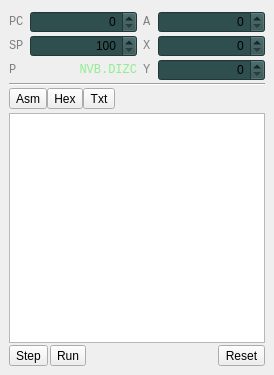
Before: the Qt Designer form monitorwidget.ui in rjaremczak/mo65x, drawn with Qt 5.
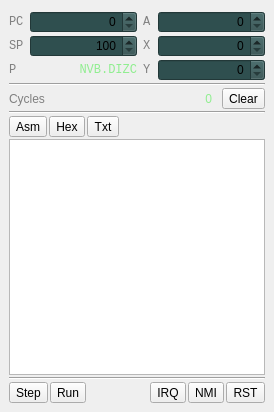
After: the same form once the commit is applied. Custom widgets are drawn as their Qt base class.

Commit message: all opcodes initially implemented, cycles added to the UI without handling

```diff
--- a/monitorwidget.ui
+++ b/monitorwidget.ui
@@ -7,7 +7,7 @@
     <x>0</x>
     <y>0</y>
     <width>274</width>
-    <height>375</height>
+    <height>412</height>
    </rect>
   </property>
   <property name="styleSheet">
@@ -326,13 +326,66 @@
       </property>
      </widget>
     </item>
+    <item>
+     <layout class="QHBoxLayout" name="cyclesLayout">
+      <property name="spacing">
+       <number>10</number>
+      </property>
+      <item>
+       <widget class="QLabel" name="label_2">
+        <property name="sizePolicy">
+         <sizepolicy hsizetype="Maximum" vsizetype="Preferred">
+          <horstretch>0</horstretch>
+          <verstretch>0</verstretch>
+         </sizepolicy>
+        </property>
+        <property name="styleSheet">
+         <string notr="true">color:gray</string>
+        </property>
+        <property name="text">
+         <string>Cycles</string>
+        </property>
+       </widget>
+      </item>
+      <item>
+       <widget class="QLabel" name="cycles">
+        <property name="styleSheet">
+         <string notr="true">color:lightgreen</string>
+        </property>
+        <property name="text">
+         <string>0</string>
+        </property>
+        <property name="alignment">
+         <set>Qt::AlignRight|Qt::AlignTrailing|Qt::AlignVCenter</set>
+        </property>
+       </widget>
+      </item>
+      <item>
+       <widget class="QToolButton" name="cyclesClear">
+        <property name="text">
+         <string>Clear</string>
+        </property>
+        <property name="checkable">
+         <bool>true</bool>
+        </property>
+       </widget>
+      </item>
+     </layout>
+    </item>
+    <item>
+     <widget class="Line" name="line_3">
+      <property name="orientation">
+       <enum>Qt::Horizontal</enum>
+      </property>
+     </widget>
+    </item>
     <item>
      <layout class="QHBoxLayout" name="viewModeLayout">
       <property name="spacing">
-       <number>0</number>
+       <number>2</number>
       </property>
       <property name="bottomMargin">
-       <number>2</number>
+       <number>0</number>
       </property>
       <item>
        <widget class="QToolButton" name="viewModeAsm">
@@ -408,6 +461,13 @@
       </property>
      </widget>
     </item>
+    <item>
+     <widget class="Line" name="line_2">
+      <property name="orientation">
+       <enum>Qt::Horizontal</enum>
+      </property>
+     </widget>
+    </item>
     <item>
      <layout class="QHBoxLayout" name="debugLayout">
       <property name="spacing">
@@ -443,10 +503,24 @@
         </property>
        </spacer>
       </item>
+      <item>
+       <widget class="QToolButton" name="toolButton">
+        <property name="text">
+         <string>IRQ</string>
+        </property>
+       </widget>
+      </item>
+      <item>
+       <widget class="QToolButton" name="toolButton_2">
+        <property name="text">
+         <string>NMI</string>
+        </property>
+       </widget>
+      </item>
       <item>
        <widget class="QToolButton" name="resetButton">
         <property name="text">
-         <string>Reset</string>
+         <string>RST</string>
         </property>
        </widget>
       </item>
```
The commit also changes 9 other files.
